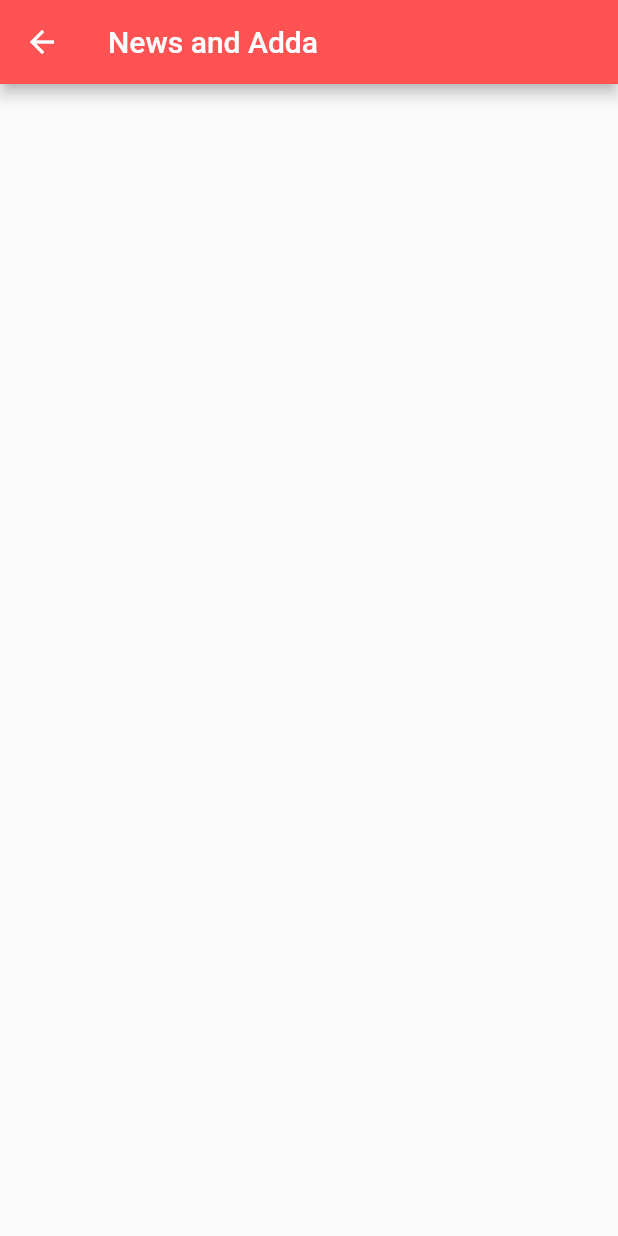
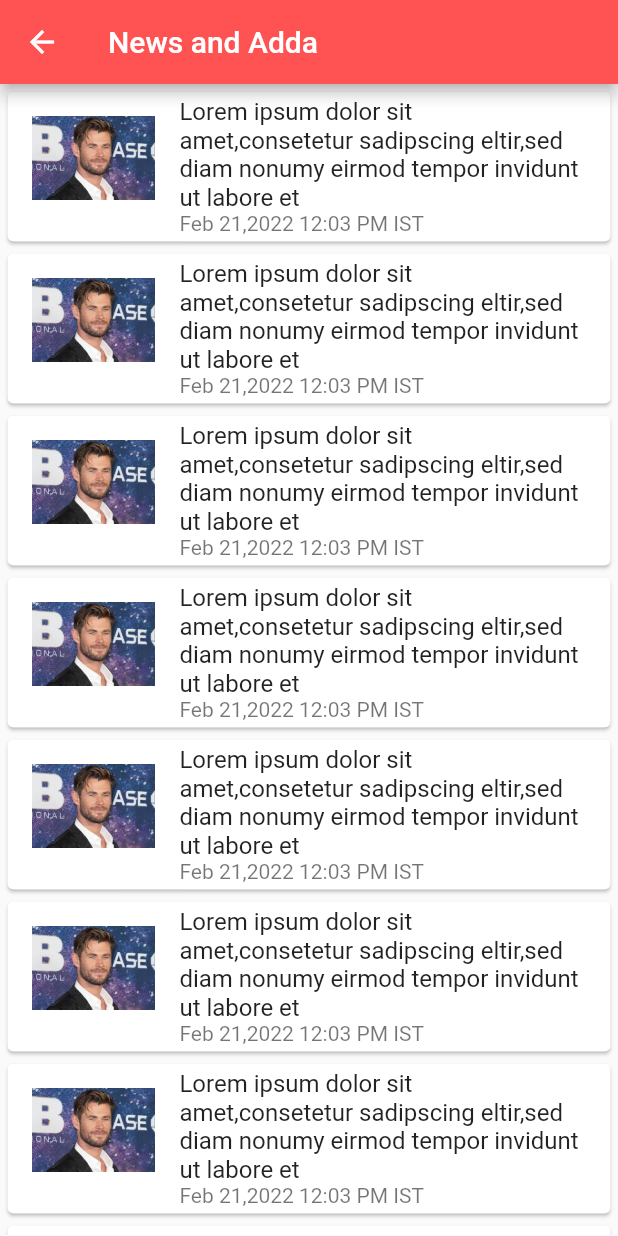
Before and after one commit to Aniket1170/movie_apps, a Flutter app: the screen it shows after launch, item 2 of the bottom bar chosen, on a phone screen of 412 x 824 dp. Run offline on Flutter 3.47's test engine with Material 2 defaults, Android fonts, the phone set to English and light mode, and no system bars.

Commit message:
news adda

```diff
--- a/lib/AppBarIcons/profile.dart
+++ b/lib/AppBarIcons/profile.dart
@@ -20,7 +20,7 @@ class _ProfileState extends State<Profile> {
             child: Column(
               children: [
                 SizedBox(
-                  height: 230,
+                  height: 190,
                 ),
                 Image.asset(
                   "assets/images/download.png",
@@ -42,10 +42,11 @@ class _ProfileState extends State<Profile> {
                     color: Colors.white,
                   ),
                   label: Text("Log in with Facebook"),
-                  style: ElevatedButton.styleFrom(minimumSize: Size(330, 30)),
+                  style: ElevatedButton.styleFrom(
+                      primary: Colors.blueAccent, minimumSize: Size(330, 50)),
                 ),
                 SizedBox(
-                  height: 5,
+                  height: 10,
                 ),
                 ElevatedButton.icon(
                   onPressed: () {
@@ -61,7 +62,7 @@ class _ProfileState extends State<Profile> {
                   label: Text("Log in with Google"),
                   style: ElevatedButton.styleFrom(
                     primary: Colors.redAccent,
-                    minimumSize: Size(330, 30),
+                    minimumSize: Size(330, 50),
                   ),
                 ),
                 SizedBox(
--- a/lib/Pages/home.dart
+++ b/lib/Pages/home.dart
@@ -10,6 +10,8 @@ class Home extends StatefulWidget {
 class _HomeState extends State<Home> {
   @override
   Widget build(BuildContext context) {
-    return Container();
+    return Scaffold(
+      body: Center(),
+    );
   }
 }
--- a/lib/Pages/news_adda.dart
+++ b/lib/Pages/news_adda.dart
@@ -1,22 +1,29 @@
 import 'package:flutter/material.dart';
+import 'package:news/models/news.dart';
+import 'package:news/widgets/items_widget.dart';
 
-class NewsAdda extends StatefulWidget {
+class NewsAdda extends StatelessWidget {
   const NewsAdda({Key? key}) : super(key: key);
 
   @override
-  State<NewsAdda> createState() => _NewsAddaState();
-}
-
-class _NewsAddaState extends State<NewsAdda> {
-  @override
   Widget build(BuildContext context) {
+    final dummyList = List.generate(10, (index) => CatelogModel.items[0]);
     return Scaffold(
-      appBar: AppBar(
-        backgroundColor: Colors.redAccent,
-        title: Text(
-          "News and Adda",
+        appBar: AppBar(
+          title: Text(
+            "News and Adda",
+          ),
+          backgroundColor: Colors.redAccent,
         ),
-      ),
-    );
+        body: Padding(
+          padding: const EdgeInsets.all(1.0),
+          child: ListView.builder(
+              itemCount: dummyList.length,
+              itemBuilder: (context, index) {
+                return ItemWidget(
+                  item: dummyList[index],
+                );
+              }),
+        ));
   }
 }
--- a/lib/SplashScreen/splash_screen.dart
+++ b/lib/SplashScreen/splash_screen.dart
@@ -21,6 +21,7 @@ class _SplashScreenState extends State<SplashScreen> {
   @override
   Widget build(BuildContext context) {
     return Scaffold(
+      backgroundColor: Colors.white,
       body: Center(
         child: Image.asset(
           "assets/images/download.png",
--- /dev/null
+++ b/lib/models/news.dart
@@ -0,0 +1,15 @@
+class CatelogModel {
+  static final items = [
+    Item(
+        "Feb 21,2022 12:03 PM IST",
+        "Lorem ipsum dolor sit amet,consetetur sadipscing eltir,sed diam nonumy eirmod tempor invidunt ut labore et",
+        "https://www.google.com/search?q=sanjay&rlz=1C1CHBD_enIN908IN908&source=lnms&tbm=isch&sa=X&ved=2ahUKEwik6ITw-5_3AhWcZWwGHYi8BwMQ_AUoAnoECAIQBA&biw=1920&bih=912&dpr=1#imgrc=KVVFO16NBow1bM")
+  ];
+}
+
+class Item {
+  final String name;
+  final String description;
+  final String image;
+  Item(this.name, this.description, this.image);
+}
--- /dev/null
+++ b/lib/widgets/items_widget.dart
@@ -0,0 +1,19 @@
+import 'package:flutter/material.dart';
+import 'package:news/models/news.dart';
+
+class ItemWidget extends StatelessWidget {
+  final Item item;
+  const ItemWidget({Key? key, required this.item})
+      : assert(item != null),
+        super(key: key);
+
+  @override
+  Widget build(BuildContext context) {
+    return Card(
+        child: ListTile(
+      leading: Image.asset("assets/images/chris.jpg"),
+      title: Text(item.description),
+      subtitle: Text(item.name),
+    ));
+  }
+}
```
Also changed, not shown: assets/images/chris.jpg (added), assets/images/ranbir.jpg (added), assets/images/robert.jpg (added).
